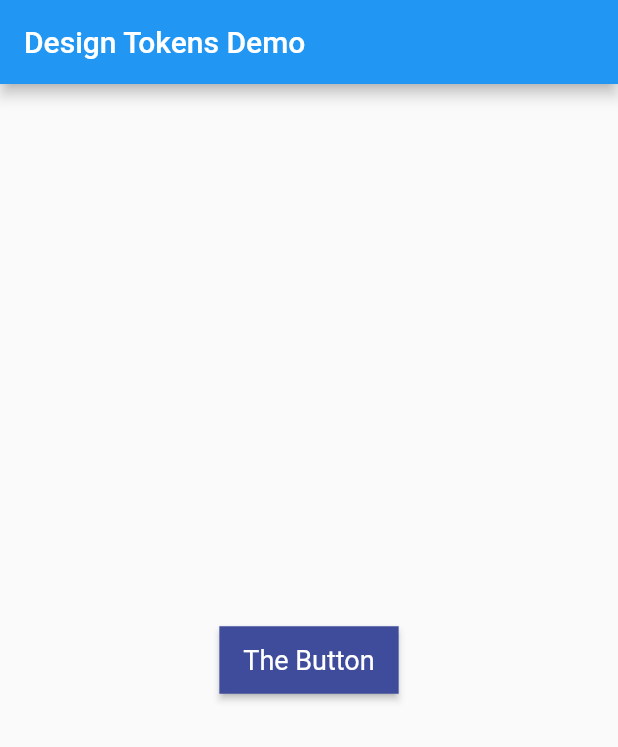
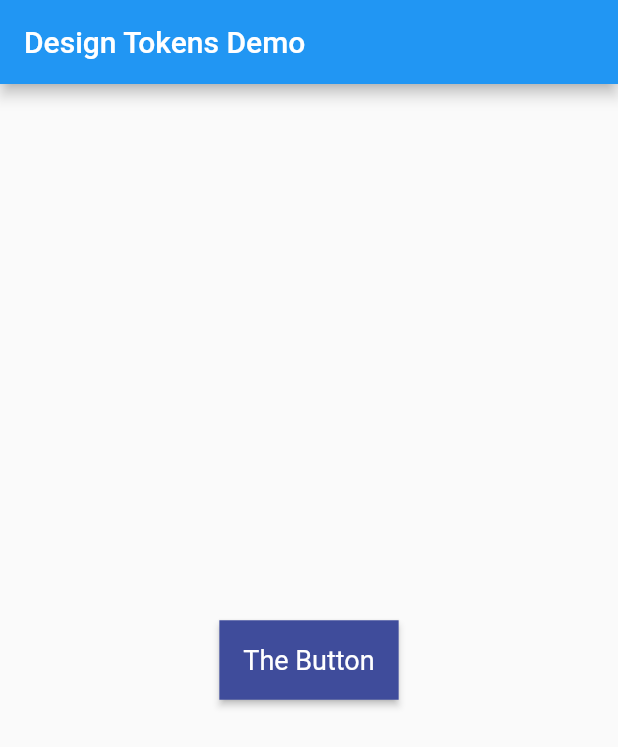
Before and after one commit to alxrein/design_tokens_chapter, a Flutter app: the screen it shows after launch, on a phone screen of 412 x 824 dp. Shown: the top 747 px of the screen. Run offline on Flutter 3.47's test engine with Material 2 defaults, Android fonts, the phone set to English and light mode, and no system bars.

Commit message:
change padding

```diff
--- a/lib/theme/button_style_kit.dart
+++ b/lib/theme/button_style_kit.dart
@@ -8,7 +8,7 @@ class ButtonKit {
     textStyle: MaterialStateProperty.all(
         const TextStyle(fontSize: g.fontSize.PrimaryButton)),
     padding:
-        MaterialStateProperty.all(const EdgeInsets.fromLTRB(16, 12, 16, 12)),
+        MaterialStateProperty.all(const EdgeInsets.fromLTRB(16, 16, 16, 16)),
     shape: MaterialStateProperty.all<OutlinedBorder>(
       const RoundedRectangleBorder(
         borderRadius: BorderRadius.all(Radius.circular(g.ButtonRadius)),
```
